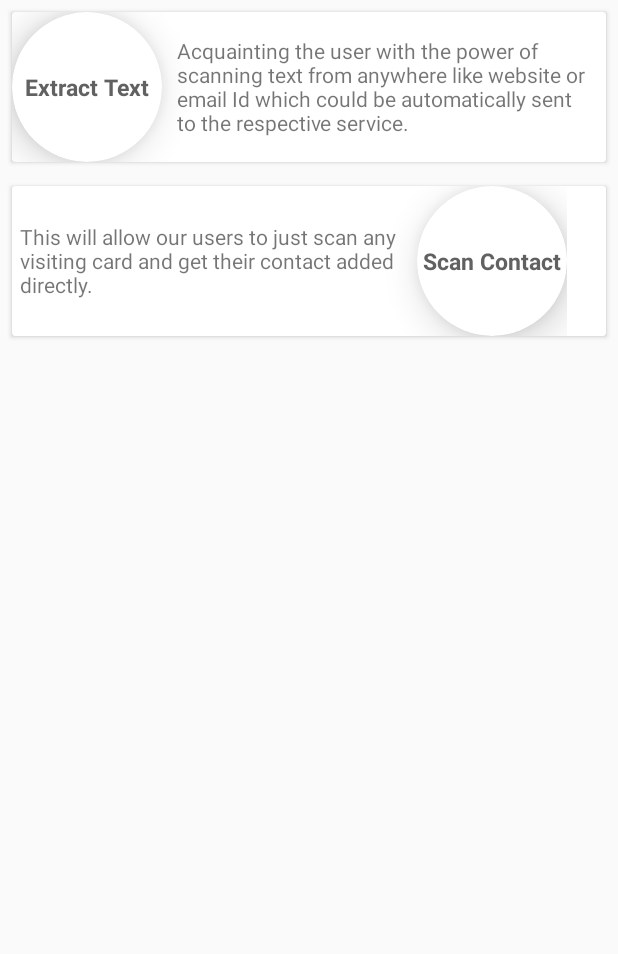
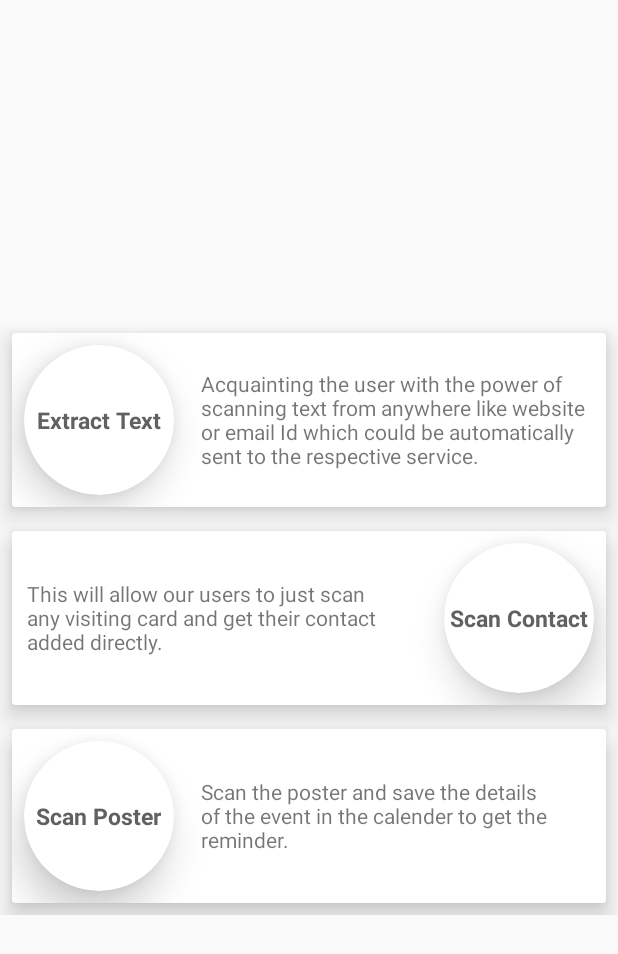
Before and after one commit to LNMHacks/LNMHacks-2.0-Submission, an Android app: the screen it shows after launch (MainActivity), on a phone screen of 412 x 824 dp. Shown: the top 954 px of the screen. Run offline under Robolectric (Android 15) with nearby library versions, the phone set to English and light mode, and no system bars; 1 statement that could not run was skipped.

Commit message:
UI added

```diff
--- a/app/src/main/res/layout/activity_main.xml
+++ b/app/src/main/res/layout/activity_main.xml
@@ -7,6 +7,7 @@
     <LinearLayout
         android:layout_width="match_parent"
         android:layout_height="match_parent"
+        android:layout_gravity="center"
         android:orientation="vertical">
 
     <android.support.v7.widget.CardView
@@ -14,6 +15,8 @@
         android:layout_height="match_parent"
         android:layout_centerInParent="true"
         android:padding="8dp"
+        app:cardElevation="10dp"
+        android:layout_marginTop="64dp"
         android:layout_margin="8dp"
         android:orientation="vertical">
 
@@ -33,6 +36,7 @@
                 android:layout_gravity="center"
                 android:clickable="true"
                 android:elevation="32dp"
+                android:layout_margin="8dp"
                 android:innerRadius="0dp"
                 android:onClick="Search"
                 android:shape="ring"
@@ -84,19 +88,24 @@
             android:layout_height="match_parent"
             android:layout_centerInParent="true"
             android:padding="8dp"
+            app:cardElevation="10dp"
+            android:layout_marginTop="64dp"
             android:layout_margin="8dp"
             android:orientation="vertical">
 
 
-            <LinearLayout
+            <RelativeLayout
                 android:layout_width="wrap_content"
                 android:layout_height="wrap_content"
-                android:orientation="horizontal">
+               >
                 <TextView
+
                     android:layout_width="270dp"
-                    android:layout_height="wrap_content"
-                    android:padding="5dp"
-                    android:layout_gravity="center"
+                    android:layout_height="match_parent"
+                    android:padding="10dp"
+                    android:layout_marginRight="15dp"
+                    android:layout_alignParentLeft="true"
+                    android:layout_centerVertical="true"
                     android:text="This will allow our users to just scan any visiting card and get their contact added directly."
                     />
 
@@ -110,10 +119,11 @@
                     android:layout_gravity="center"
                     android:clickable="true"
                     android:elevation="32dp"
+                    android:layout_margin="8dp"
                     android:innerRadius="0dp"
                     android:onClick="Search"
                     android:shape="ring"
-
+                    android:layout_alignParentRight="true"
                     android:thicknessRatio="1.9"
                     app:cardCornerRadius="50dp"
                     app:cardElevation="16dp">
@@ -147,10 +157,86 @@
 
                 </android.support.v7.widget.CardView>
 
+            </RelativeLayout>
+
+
+        </android.support.v7.widget.CardView>
+        <android.support.v7.widget.CardView
+            android:layout_width="match_parent"
+            android:layout_height="match_parent"
+            android:layout_centerInParent="true"
+            android:padding="8dp"
+            app:cardElevation="10dp"
+            android:layout_marginTop="64dp"
+            android:layout_margin="8dp"
+            android:orientation="vertical">
+
+
+            <LinearLayout
+                android:layout_width="wrap_content"
+                android:layout_height="wrap_content"
+                android:orientation="horizontal">
+
+                <android.support.v7.widget.CardView
+
+                    android:id="@+id/view3"
+                    android:layout_width="100dp"
+                    android:layout_height="100dp"
+                    android:layout_centerHorizontal="true"
+                    android:layout_centerInParent="true"
+                    android:layout_gravity="center"
+                    android:clickable="true"
+                    android:elevation="32dp"
+                    android:innerRadius="0dp"
+                    android:layout_margin="8dp"
+                    android:onClick="Search"
+                    android:shape="ring"
+
+                    android:thicknessRatio="1.9"
+                    app:cardCornerRadius="50dp"
+                    app:cardElevation="16dp">
+
+                    <RelativeLayout
+                        android:layout_width="wrap_content"
+                        android:layout_height="wrap_content"
+                        android:layout_gravity="center">
+
+                        <ImageView
+                            android:id="@+id/Scan_poster"
+                            android:layout_width="wrap_content"
+                            android:layout_height="wrap_content"
+                            android:layout_alignParentTop="true" />
+
+
+                        <TextView
+                            android:id="@+id/tvposter"
+                            android:layout_width="wrap_content"
+                            android:layout_height="wrap_content"
+                            android:layout_below="@id/Scan_poster"
+                            android:layout_centerHorizontal="true"
+                            android:layout_gravity="center_horizontal"
+                            android:fontFamily="sans-serif"
+                            android:text="Scan Poster"
+                            android:textColor="#616161"
+                            android:textSize="15sp"
+                            android:textStyle="bold" />
+                    </RelativeLayout>
+
+                </android.support.v7.widget.CardView>
+                <TextView
+                    android:layout_width="wrap_content"
+                    android:layout_height="wrap_content"
+                    android:padding="10dp"
+                    android:layout_gravity="center"
+                    android:text="Scan the poster and save the details of the event in the calender to get the reminder."
+                    />
             </LinearLayout>
 
 
         </android.support.v7.widget.CardView>
 
+
+
+
     </LinearLayout>
 </ScrollView>
```
